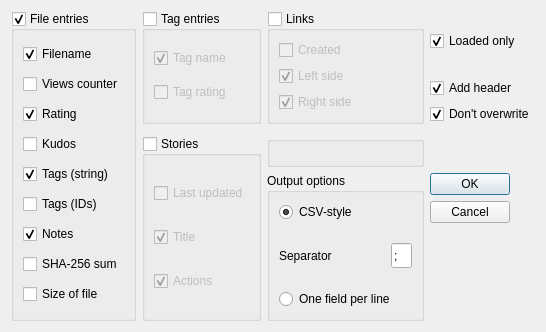
Old version of the form milla-view/exportform.ui in the repository matrixsmaster/MILLA.
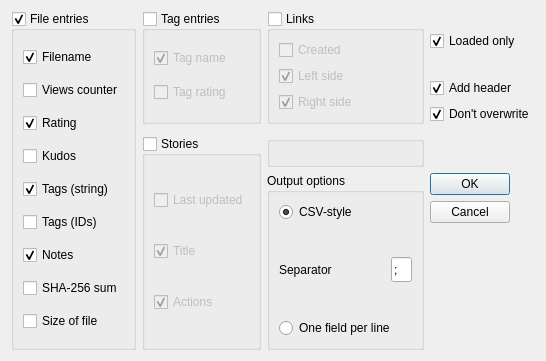
New version of the form. Icons and pictures are not drawn.

```diff
--- a/milla-view/exportform.ui
+++ b/milla-view/exportform.ui
@@ -10,7 +10,7 @@
     <x>0</x>
     <y>0</y>
     <width>546</width>
-    <height>332</height>
+    <height>361</height>
    </rect>
   </property>
   <property name="windowTitle">
```
Left out of the diff: 2 changed lines with no effect on the pictures.
